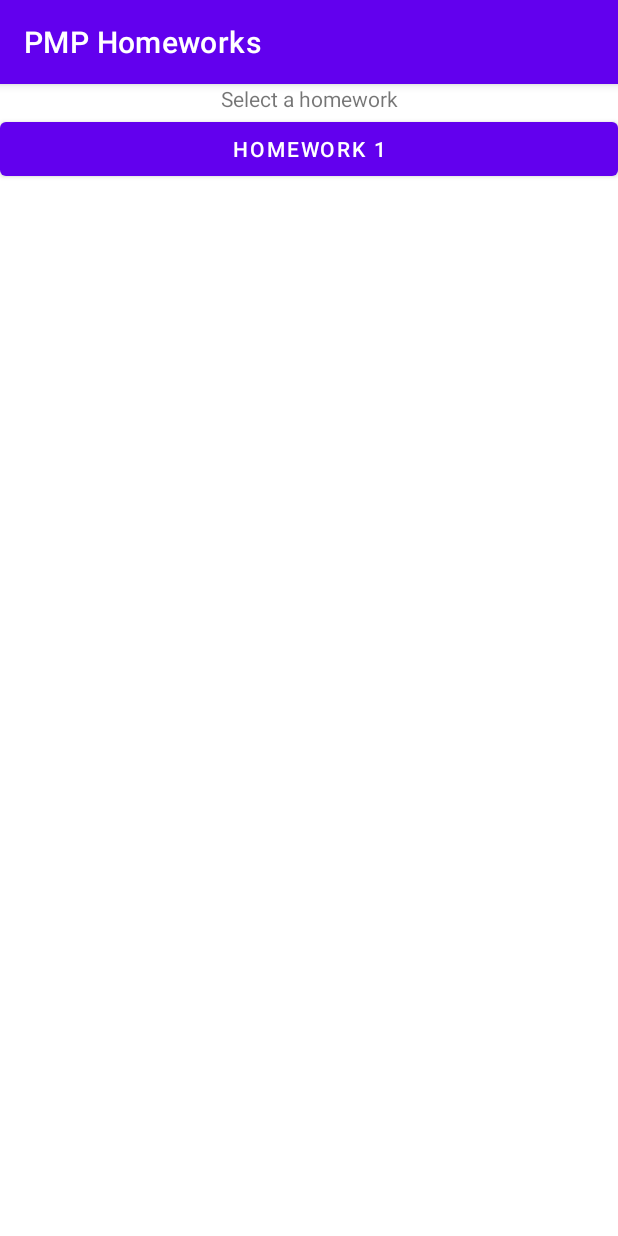
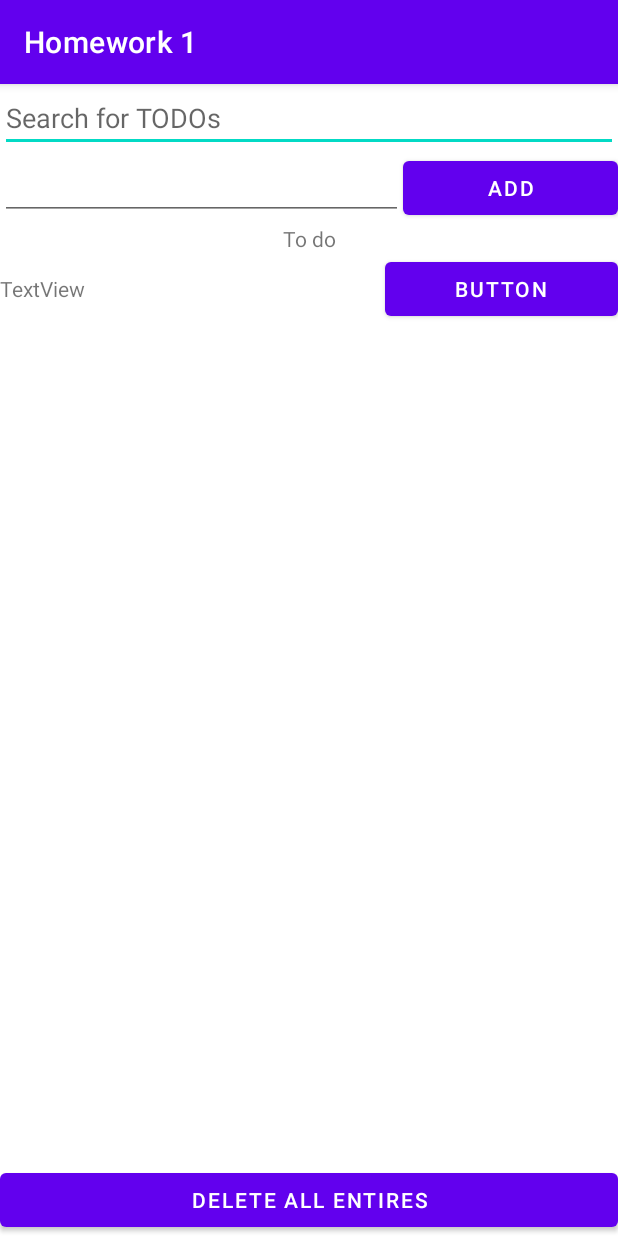
Before and after one commit to matevskial/pmp-homeworks, an Android app: the screen it shows after launch (MainActivity before the commit, Homework1 after it), after a tap on "HOMEWORK 1", on a phone screen of 412 x 824 dp. Run offline under Robolectric (Android 15) with nearby library versions, the phone set to English and light mode, and no system bars.

Commit message:
[hm1] Set up UI

```diff
--- a/app/src/main/AndroidManifest.xml
+++ b/app/src/main/AndroidManifest.xml
@@ -9,6 +9,7 @@
         android:roundIcon="@mipmap/ic_launcher_round"
         android:supportsRtl="true"
         android:theme="@style/Theme.PMPHomeworks">
+        <activity android:name=".Homework1"></activity>
         <activity android:name=".MainActivity">
             <intent-filter>
                 <action android:name="android.intent.action.MAIN" />
--- /dev/null
+++ b/app/src/main/java/com/matevskial/pmphomeworks/Homework1.kt
@@ -0,0 +1,12 @@
+package com.matevskial.pmphomeworks
+
+import androidx.appcompat.app.AppCompatActivity
+import android.os.Bundle
+
+class Homework1 : AppCompatActivity() {
+    override fun onCreate(savedInstanceState: Bundle?) {
+        super.onCreate(savedInstanceState)
+        setContentView(R.layout.activity_homework1)
+        title = "Homework 1"
+    }
+}
--- /dev/null
+++ b/app/src/main/res/layout/activity_homework1.xml
@@ -0,0 +1,91 @@
+<?xml version="1.0" encoding="utf-8"?>
+<LinearLayout xmlns:android="http://schemas.android.com/apk/res/android"
+    xmlns:tools="http://schemas.android.com/tools"
+    android:layout_width="match_parent"
+    android:layout_height="match_parent"
+    android:orientation="vertical"
+    tools:context=".Homework1">
+
+    <EditText
+        android:id="@+id/editTextSearchTodos"
+        android:layout_width="match_parent"
+        android:layout_height="wrap_content"
+        android:hint="@string/editTextSearchTodos"
+        android:inputType="textShortMessage" />
+
+    <LinearLayout
+        android:layout_width="match_parent"
+        android:layout_height="wrap_content"
+        android:orientation="horizontal">
+
+        <EditText
+            android:id="@+id/newTodoEditText"
+            android:layout_width="wrap_content"
+            android:layout_height="wrap_content"
+            android:layout_weight="1"
+            android:ems="10"
+            android:inputType="textShortMessage" />
+
+        <Button
+            android:id="@+id/newTodoButton"
+            android:layout_width="wrap_content"
+            android:layout_height="wrap_content"
+            android:layout_weight="1"
+            android:text="@string/newTodoButton" />
+
+    </LinearLayout>
+
+    <TextView
+        android:id="@+id/todoTextView"
+        android:layout_width="match_parent"
+        android:layout_height="wrap_content"
+        android:text="@string/todoTextView"
+        android:textAlignment="center" />
+
+    <ScrollView
+        android:layout_width="match_parent"
+        android:layout_height="wrap_content">
+
+        <LinearLayout
+            android:id="@+id/todoContainer"
+            android:layout_width="match_parent"
+            android:layout_height="wrap_content"
+            android:orientation="vertical">
+
+            <LinearLayout
+                android:id="@+id/todoEntry0"
+                android:layout_width="match_parent"
+                android:layout_height="match_parent"
+                android:orientation="horizontal">
+
+                <TextView
+                    android:id="@+id/textView2"
+                    android:layout_width="196dp"
+                    android:layout_height="wrap_content"
+                    android:layout_weight="1"
+                    android:text="TextView" />
+
+                <Button
+                    android:id="@+id/button2"
+                    android:layout_width="wrap_content"
+                    android:layout_height="wrap_content"
+                    android:layout_weight="1"
+                    android:text="Button" />
+            </LinearLayout>
+        </LinearLayout>
+    </ScrollView>
+
+    <LinearLayout
+        android:layout_width="match_parent"
+        android:layout_height="match_parent"
+        android:gravity="bottom"
+        android:orientation="vertical">
+
+        <Button
+            android:id="@+id/deleteTodoEntriesButton"
+            android:layout_width="match_parent"
+            android:layout_height="wrap_content"
+            android:text="@string/deleteTodoEntriesButton" />
+    </LinearLayout>
+
+</LinearLayout>
--- a/app/src/main/res/values/strings.xml
+++ b/app/src/main/res/values/strings.xml
@@ -3,4 +3,7 @@
     <string name="mainActivityTextView">Select a homework</string>
     <string name="homeworkOneButton">Homework 1</string>
     <string name="todoTextView">To do</string>
+    <string name="editTextSearchTodos">Search for TODOs</string>
+    <string name="newTodoButton">Add</string>
+    <string name="deleteTodoEntriesButton">Delete all entires</string>
 </resources>
```
